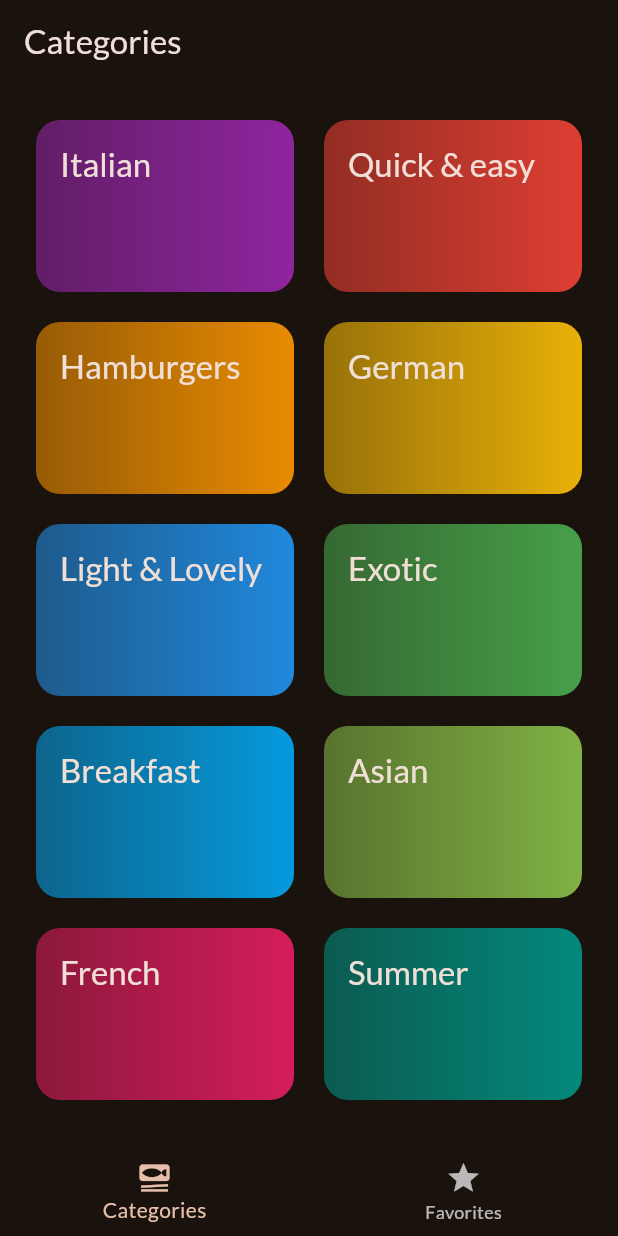
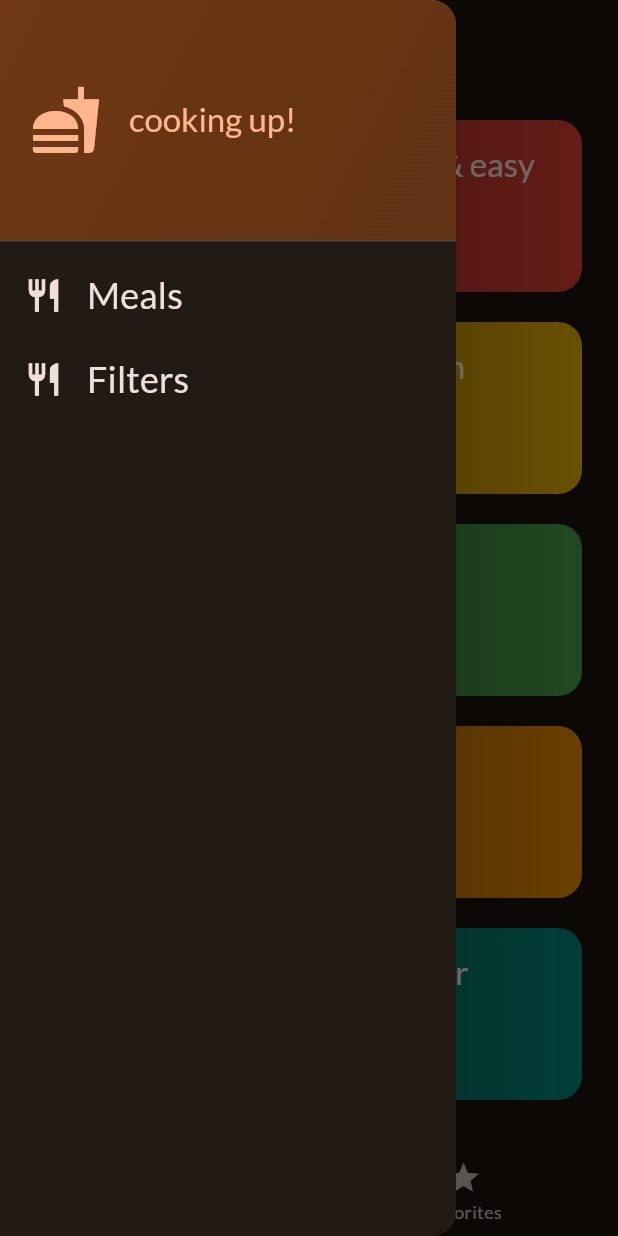
Before and after one commit to Dechie/Foods, a Flutter app: the screen it shows after launch, with the side drawer open (before the commit the screen has no drawer), on a phone screen of 412 x 824 dp. Run offline on Flutter 3.47's test engine with Material 2 defaults, Android fonts, the phone set to English and light mode, and no system bars; our stand-ins replace flutter_riverpod, google_fonts, transparent_image.

```diff
--- a/lib/main.dart
+++ b/lib/main.dart
@@ -1,5 +1,6 @@
 import 'package:flutter/material.dart';
 
+import 'package:flutter_riverpod/flutter_riverpod.dart';
 import 'package:google_fonts/google_fonts.dart';
 import 'package:meals/screens/tabs.dart';
 
@@ -12,7 +13,9 @@ final theme = ThemeData(
   textTheme: GoogleFonts.latoTextTheme(),
 );
 
-void main() => runApp(const App());
+void main() => runApp(const ProviderScope(
+      child: App(),
+    ));
 
 class App extends StatelessWidget {
   const App({super.key});
@@ -21,7 +24,7 @@ class App extends StatelessWidget {
   Widget build(BuildContext context) {
     return MaterialApp(
       theme: theme,
-      home: TabScreen(),
+      home: const TabScreen(),
     );
   }
 }
--- /dev/null
+++ b/lib/providers/meals_provider.dart
@@ -0,0 +1,7 @@
+import 'package:flutter_riverpod/flutter_riverpod.dart';
+
+import '../data/dummy_data.dart';
+
+final mealsProvider = Provider((ref) {
+  return dummyMeals;
+});
--- a/lib/screens/category_screen.dart
+++ b/lib/screens/category_screen.dart
@@ -1,15 +1,21 @@
 import 'package:flutter/material.dart';
 import 'package:meals/models/category.dart';
 import 'package:meals/screens/meals.dart';
+import '../models/meal.dart';
 import '../widgets/category_grid_item.dart';
 import '../data/dummy_data.dart';
 
 class CategoriesScreen extends StatelessWidget {
-  const CategoriesScreen({Key? key}) : super(key: key);
+  const CategoriesScreen({
+    Key? key,
+    required this.availableMeals,
+  }) : super(key: key);
+
+  final List<Meal> availableMeals;
 
   void _selectedCategory(BuildContext context, Category category) {
     final specific =
-        dummyMeals.where((meal) => meal.categories.contains(category.id));
+        availableMeals.where((meal) => meal.categories.contains(category.id));
     Navigator.push(
       context,
       MaterialPageRoute(
--- a/lib/screens/tabs.dart
+++ b/lib/screens/tabs.dart
@@ -1,35 +1,99 @@
+import 'package:flutter/foundation.dart';
+import 'package:flutter_riverpod/flutter_riverpod.dart';
 import 'package:flutter/material.dart';
 import 'package:meals/screens/category_screen.dart';
+import 'package:meals/screens/filters.dart';
 import 'package:meals/screens/meals.dart';
+import 'package:meals/widgets/main_drawer.dart';
+import '../providers/meals_provider.dart';
 
-class TabScreen extends StatefulWidget {
+import '../providers/favorites.dart';
+
+import '../models/meal.dart';
+
+const kInitialFilters = {
+  Filter.glutenFree: false,
+  Filter.lactoseFree: false,
+  Filter.vegetarian: false,
+  Filter.vegan: false,
+};
+
+class TabScreen extends ConsumerStatefulWidget {
   const TabScreen({Key? key}) : super(key: key);
 
   @override
-  State<TabScreen> createState() => _TabScreenState();
+  ConsumerState<TabScreen> createState() => _TabScreenState();
 }
 
-class _TabScreenState extends State<TabScreen> {
+class _TabScreenState extends ConsumerState<TabScreen> {
   int _selectedPageIndex = 0;
+  Map<Filter, bool> _selectedFilters = kInitialFilters;
 
+  // this one is for toggling a meal as favorite/not favorite
+  // this is the one that is passed down to two widgets
+
+  // this one is for deciding which screen is selected from the bottom tab
   void _selectPage(int index) {
     setState(() {
       _selectedPageIndex = index;
     });
   }
 
+  // this one is for deciding which screen is selected from the drawer
+  void _setScreen(String identifier) async {
+    Navigator.of(context).pop();
+    if (identifier == 'filters') {
+      final result = await Navigator.of(context).push<Map<Filter, bool>>(
+        MaterialPageRoute(
+          builder: (ctx) => FilterScreen(
+            currentFilters: _selectedFilters,
+          ),
+        ),
+      );
+
+      setState(() {
+        _selectedFilters = result ?? kInitialFilters;
+      });
+    }
+  }
+
   @override
   Widget build(BuildContext context) {
-    Widget activePage = const CategoriesScreen();
+    final meals = ref.watch(mealsProvider);
+    final availableMeals = meals.where((meal) {
+      if (_selectedFilters[Filter.glutenFree]! && !meal.isGlutenFree) {
+        return false;
+      }
+      if (_selectedFilters[Filter.lactoseFree]! && !meal.isLactoseFree) {
+        return false;
+      }
+      if (_selectedFilters[Filter.vegetarian]! && !meal.isVegetarian) {
+        return false;
+      }
+      if (_selectedFilters[Filter.vegan]! && !meal.isVegan) {
+        return false;
+      }
+      return true;
+    }).toList();
+
+    Widget activePage = CategoriesScreen(
+      availableMeals: availableMeals,
+    );
     var activePageTitle = 'Categories';
 
     if (_selectedPageIndex == 1) {
-      activePage = const MealScreen(meals: []);
+      final favoriteMeals = ref.watch(favoriteMealsProvider);
+      activePage = MealScreen(
+        meals: favoriteMeals,
+      );
       activePageTitle = 'Your favorites';
     }
     return Scaffold(
       appBar: AppBar(
         title: Text(activePageTitle),
+      ),
+      drawer: MainDrawer(
+        onSelectScreen: _setScreen,
       ),
       body: activePage,
       bottomNavigationBar: BottomNavigationBar(
--- a/lib/widgets/category_grid_item.dart
+++ b/lib/widgets/category_grid_item.dart
@@ -1,7 +1,4 @@
 import 'package:flutter/material.dart';
-import 'package:meals/data/dummy_data.dart';
-import 'package:meals/screens/meals.dart';
-
 import '../models/category.dart';
 
 class CategoryGridItem extends StatelessWidget {
--- /dev/null
+++ b/lib/widgets/main_drawer.dart
@@ -0,0 +1,86 @@
+import 'package:flutter/material.dart';
+
+class MainDrawer extends StatelessWidget {
+  const MainDrawer({
+    super.key,
+    required this.onSelectScreen,
+  });
+
+  final void Function(String identifier) onSelectScreen;
+
+  @override
+  Widget build(BuildContext context) {
+    return Drawer(
+      child: Column(
+        children: [
+          DrawerHeader(
+            padding: const EdgeInsets.all(20),
+            decoration: BoxDecoration(
+              gradient: LinearGradient(
+                colors: [
+                  Theme.of(context).colorScheme.primaryContainer,
+                  Theme.of(context)
+                      .colorScheme
+                      .primaryContainer
+                      .withOpacity(0.8),
+                ],
+                begin: Alignment.topLeft,
+                end: Alignment.bottomRight,
+              ),
+            ),
+            child: Row(
+              children: [
+                Icon(
+                  Icons.fastfood,
+                  size: 48,
+                  color: Theme.of(context).colorScheme.primary,
+                ),
+                const SizedBox(
+                  width: 18,
+                ),
+                Text(
+                  'cooking up!',
+                  style: Theme.of(context).textTheme.titleLarge!.copyWith(
+                        color: Theme.of(context).colorScheme.primary,
+                      ),
+                ),
+              ],
+            ),
+          ),
+          ListTile(
+            leading: Icon(
+              Icons.restaurant,
+              size: 26,
+              color: Theme.of(context).colorScheme.onBackground,
+            ),
+            title: Text(
+              'Meals',
+              style: Theme.of(context).textTheme.titleSmall!.copyWith(
+                  color: Theme.of(context).colorScheme.onBackground,
+                  fontSize: 24),
+            ),
+            onTap: () {
+              onSelectScreen('meals');
+            },
+          ),
+          ListTile(
+            leading: Icon(
+              Icons.restaurant,
+              size: 26,
+              color: Theme.of(context).colorScheme.onBackground,
+            ),
+            title: Text(
+              'Filters',
+              style: Theme.of(context).textTheme.titleSmall!.copyWith(
+                  color: Theme.of(context).colorScheme.onBackground,
+                  fontSize: 24),
+            ),
+            onTap: () {
+              onSelectScreen('filters');
+            },
+          ),
+        ],
+      ),
+    );
+  }
+}
--- a/pubspec.yaml
+++ b/pubspec.yaml
@@ -37,6 +37,7 @@ dependencies:
   cupertino_icons: ^1.0.2
   google_fonts: ^5.1.0
   transparent_image: ^2.0.1
+  flutter_riverpod: ^2.3.7
 
 dev_dependencies:
   flutter_test:
```
Also changed, not shown: lib/data/dummy_data.dart (+63 -18 lines), lib/providers/favorites.dart (added, +25 -0 lines), lib/screens/filters.dart (added, +166 -0 lines), lib/screens/meal_details.dart (+53 -8 lines), lib/widgets/meal_item.dart (+5 -3 lines), pubspec.lock (added), 1 other file.
